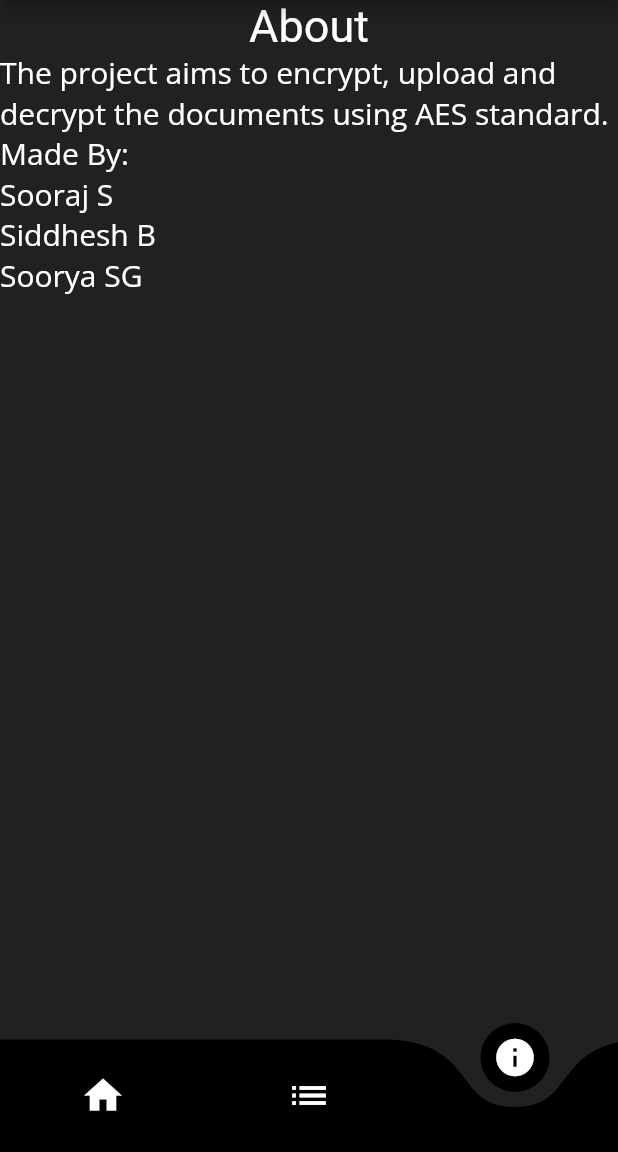
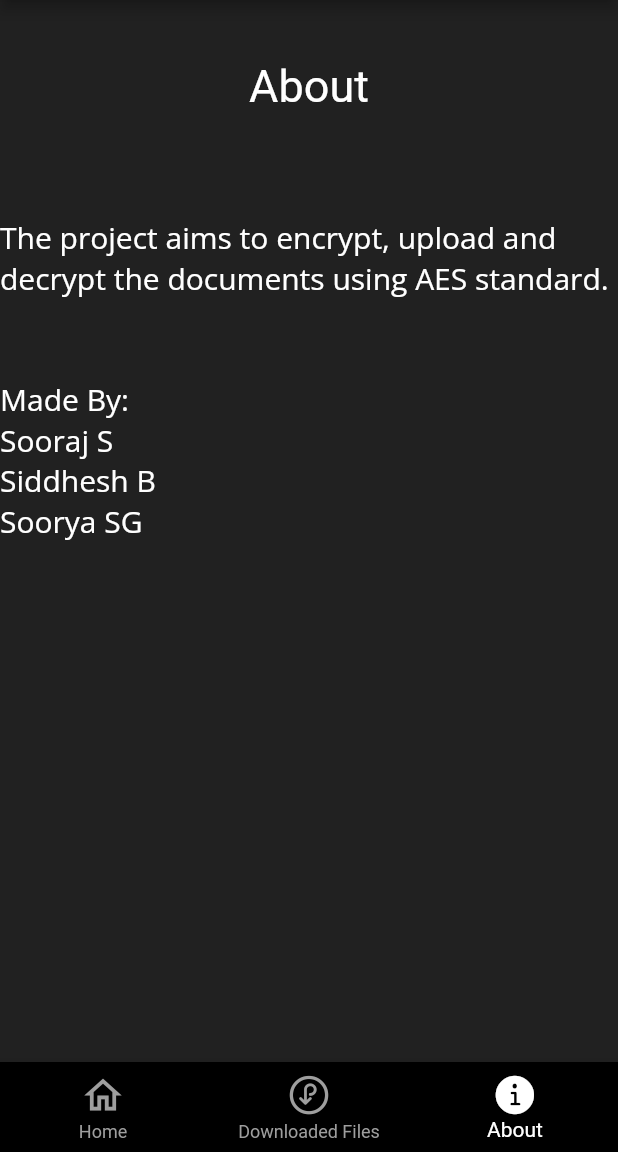
Before and after one commit to sooraj29/Encrypto_Decrypto, a Flutter app: the Home screen opened by its route, item 3 of the bottom bar chosen, on a phone screen of 412 x 824 dp, the part 84-1236 px from its top. Run offline on Flutter 3.47's test engine with Material 2 defaults, Android fonts, the light colour scheme and no system bars; drawn by our look-alikes of curved_navigation_bar; our stand-ins replace file_picker, firebase_core, firebase_storage, flutter_spinkit, open_file, page_transition; accounts and stored records are empty; Roboto replaces fonts that are missing (Open-sans, open-sans).

Commit message:
Review 1 done, - added nav bar texture and icon change

```diff
--- a/lib/Pages/about.dart
+++ b/lib/Pages/about.dart
@@ -22,15 +22,16 @@ class _AboutState extends State<About> {
   @override
   Widget build(BuildContext context) {
     return Scaffold(
-        bottomNavigationBar: CurvedNavigationBar(
-          color: Colors.black,
-          backgroundColor: (Colors.grey[900])!,
-          items: const <Widget>[
-            Icon(Icons.home, size: 30, color:Colors.white),
-            Icon(Icons.list, size: 30, color:Colors.white),
-            Icon(Icons.info, size: 30, color:Colors.white),
+        bottomNavigationBar: BottomNavigationBar(
+          backgroundColor: Colors.black,
+          selectedItemColor: Colors.white,
+          unselectedItemColor: Colors.grey,
+          items: const <BottomNavigationBarItem>[
+            BottomNavigationBarItem(icon: Icon(Icons.home_outlined,size: 30.0),backgroundColor: Colors.white,label: "Home"),
+            BottomNavigationBarItem(icon: Icon(CupertinoIcons.download_circle,size: 30.0),backgroundColor: Colors.grey,label: "Downloaded Files"),
+            BottomNavigationBarItem(icon: Icon(CupertinoIcons.info_circle_fill,size: 30.0),backgroundColor: Colors.grey,label: "About"),
           ],
-          index: _selectedIndex,
+          currentIndex: _selectedIndex,
           onTap: (index) {
             Navigator.pushReplacement(context, PageTransition(child: _route[index], type: PageTransitionType.fade));
             //Handle button tap
@@ -53,12 +54,14 @@ class _AboutState extends State<About> {
         body:Column(
           mainAxisAlignment: MainAxisAlignment.start,
           children: const [
+            SizedBox(height: 40.0,),
             Text("About",
               style: TextStyle(fontSize: 30.0,
               color: Colors.white,),
 
             ),
-            Text("The project aims to encrypt, upload and decrypt the documents using AES standard. \nMade By:\nSooraj S\nSiddhesh B\nSoorya SG",
+            SizedBox(height: 70.0,),
+            Text("The project aims to encrypt, upload and decrypt the documents using AES standard. \n\n\nMade By:\nSooraj S\nSiddhesh B\nSoorya SG",
                 style: TextStyle(color:Colors.white, fontSize: 20.0,fontFamily: "open-sans"))
           ],
         ),
--- a/lib/Pages/home.dart
+++ b/lib/Pages/home.dart
@@ -88,30 +88,16 @@ class _HomeState extends State<Home> {
     final decryptfilename = decryptfile !=null? decryptfile!.name : 'No File selected';
 
     return Scaffold(
-        bottomNavigationBar: CurvedNavigationBar(
-          color: Colors.black,
-          backgroundColor: (Colors.grey[900])!,
-          items: const <Widget>[
-            Tooltip(
-              child: Icon(Icons.home, size: 30, color:Colors.white),
-              enableFeedback: false,
-              message: "Home",
-              showDuration: Duration(seconds: 5),
-            ),
-            Tooltip(
-              child: Icon(Icons.file_download, size: 30, color:Colors.white),
-              enableFeedback: false,
-              showDuration: Duration(seconds: 5),
-              message: "Downloaded\nFiles",
-            ),
-            Tooltip(
-              child: Icon(Icons.info, size: 30, color:Colors.white),
-              message: "About",
-              enableFeedback: false,
-              showDuration: Duration(seconds: 5),
-            ),
+        bottomNavigationBar: BottomNavigationBar(
+          backgroundColor: Colors.black,
+          selectedItemColor: Colors.white,
+          unselectedItemColor: Colors.grey[700],
+          items: const <BottomNavigationBarItem>[
+            BottomNavigationBarItem(icon: Icon(Icons.home,size: 30.0,),backgroundColor: Colors.white,label: "Home"),
+            BottomNavigationBarItem(icon: Icon(CupertinoIcons.download_circle,size: 30.0,),backgroundColor: Colors.grey,label: "Downloaded Files"),
+            BottomNavigationBarItem(icon: Icon(Icons.info_outlined,size: 30.0,),backgroundColor: Colors.grey,label: "About"),
           ],
-          index: _selectedIndex,
+          currentIndex: _selectedIndex,
           onTap: (index) {
             Navigator.pushReplacement(context, PageTransition(child: _route[index], type: PageTransitionType.fade));
             //Handle button tap
```
Also changed, not shown: lib/Pages/files.dart (+9 -23 lines).
